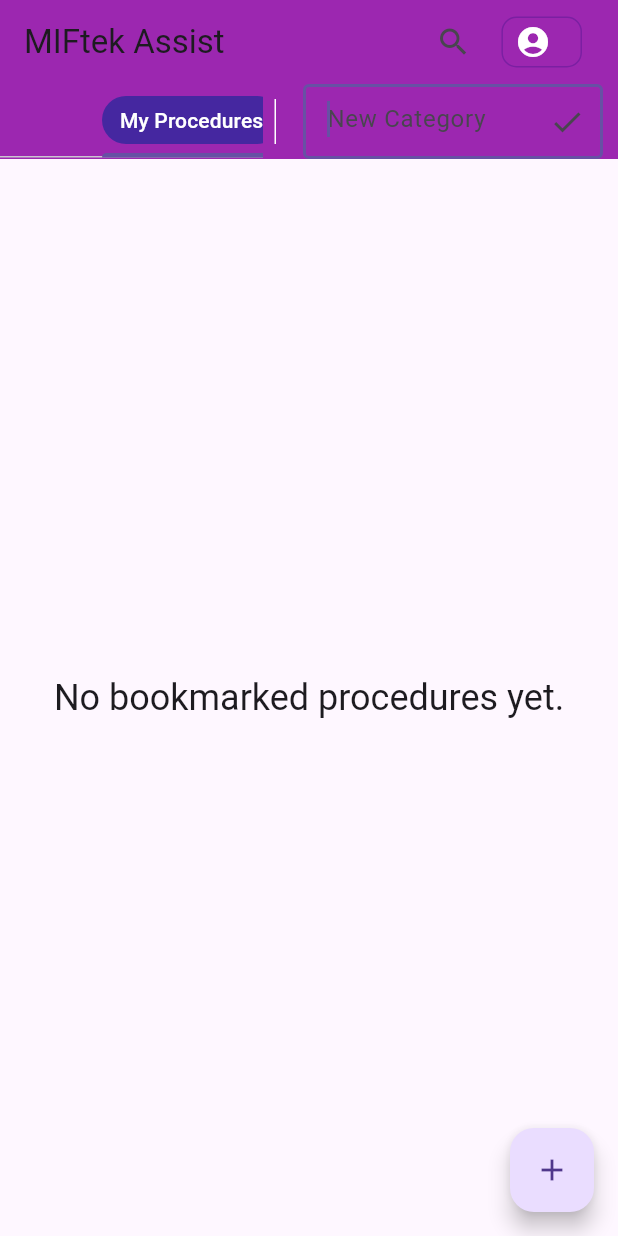
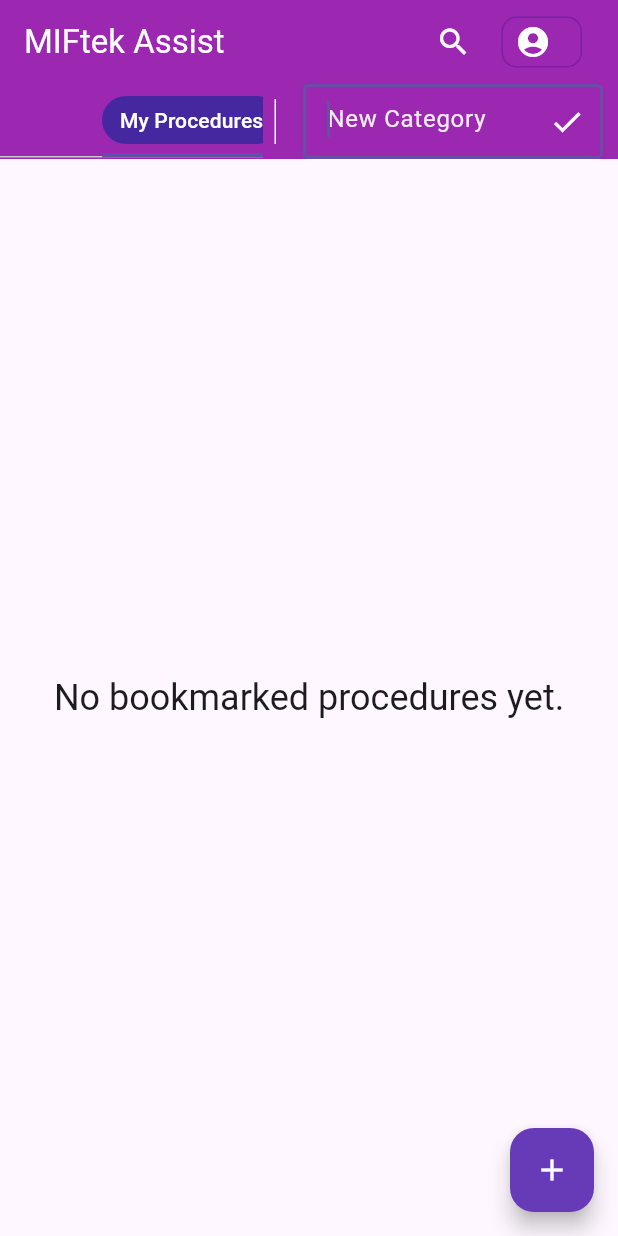
Before and after one commit to isheikh8492/MIFtek_Assist, a Flutter app: the MainPage screen opened directly, after a tap on the "add" icon, on a phone screen of 412 x 824 dp. Run offline on Flutter 3.47's test engine with Material 3 defaults, Android fonts, the phone set to English and light mode, and no system bars; our stand-ins replace cloud_firestore, firebase_auth, firebase_core, shared_preferences; accounts and stored records are empty.

Commit message:
UI color adjusted

```diff
--- a/lib/screens/main_page.dart
+++ b/lib/screens/main_page.dart
@@ -157,6 +157,9 @@
   Future<void> _addNewTopic(String title, String userId) async {
     String? topicId = await _firestoreService.addNewTopic(title, userId);
 
+    if (title == '') {
+      return;
+    }
     if (topicId != null) {
       setState(() {
         _topics.add(Topic(
@@ -268,12 +271,18 @@
 
     return Scaffold(
       appBar: AppBar(
-        title: const Text('MIFtek Assist'),
+        title: Text(
+          'MIFtek Assist',
+          style: TextStyle(
+            color: Colors.white,
+          ),
+        ),
         backgroundColor: Colors.purple,
         bottom: _buildTabBar(),
         actions: [
           IconButton(
             icon: const Icon(Icons.search),
+            color: Colors.white,
             onPressed: () {
               showSearch(
                 context: context,
@@ -304,7 +313,9 @@
                       const SizedBox(width: 8),
                       Text(
                         '${_loggedInFirstName!} ${_loggedInLastName!}',
-                        style: const TextStyle(color: Colors.white),
+                        style: TextStyle(
+                          color: Colors.white,
+                        ),
                       ),
                     ],
                   ),
@@ -369,8 +380,15 @@
         onPressed: () {
           _showAddProcedureDialog(context);
         },
-        child: const Icon(Icons.add),
+        backgroundColor: Theme.of(context).brightness == Brightness.dark
+            ? Colors.purple
+            : Colors.deepPurple,
+        child: Icon(
+          Icons.add,
+          color: Colors.white
+        ),
       ),
+
     );
   }
 
@@ -393,6 +411,7 @@
               if (_showScrollButtons)
                 IconButton(
                   icon: const Icon(Icons.chevron_left),
+                  color: Colors.white,
                   onPressed: () => _scrollTabBar(-200),
                 ),
               Expanded(
@@ -422,10 +441,13 @@
                                   color: Colors.deepPurple[800],
                                   borderRadius: BorderRadius.circular(20),
                                 ),
-                                child: const Text(
+                                child: Text(
                                   "My Procedures",
-                                  style: TextStyle(color: Colors.white),
+                                  style: TextStyle(
+                                    color: Colors.white
+                                  ),
                                 ),
+
                               ),
                             ),
                             ..._topics.map((topic) {
@@ -460,6 +482,7 @@
               if (_showScrollButtons)
                 IconButton(
                   icon: const Icon(Icons.chevron_right),
+                  color: Colors.white,
                   onPressed: () => _scrollTabBar(200),
                 ),
               Container(
@@ -473,6 +496,7 @@
                   padding: const EdgeInsets.only(right: 16),
                   child: IconButton(
                     icon: const Icon(Icons.add),
+                    color: Colors.white,
                     onPressed: () {
                       setState(() {
                         _isAddingCategory = true;
@@ -496,20 +520,28 @@
         controller: _categoryController,
         focusNode: _focusNode,
         autofocus: true,
-        style: const TextStyle(fontSize: 16),
+        style: TextStyle(
+          fontSize: 16,
+          color: Theme.of(context).brightness == Brightness.dark
+              ? Colors.white
+              : Colors.black,
+        ),
         decoration: InputDecoration(
           hintText: 'New Category',
+          hintStyle: TextStyle(
+            color: Colors.grey[200],
+          ),
           suffixIcon: IconButton(
-            icon: const Icon(Icons.check),
+            icon: Icon(
+              Icons.check,
+              color: Colors.white,
+            ),
             onPressed: () {
               _addNewTopic(_categoryController.text, _loggedInUserId);
             },
           ),
           border: const OutlineInputBorder(),
         ),
-        onSubmitted: (value) {
-          _addNewTopic(value, _loggedInUserId);
-        },
       ),
     );
   }
@@ -683,8 +715,21 @@
 
   void _showSnackbar(String message) {
     ScaffoldMessenger.of(context).showSnackBar(
-      SnackBar(content: Text(message)),
+      SnackBar(
+        content: Text(
+          message,
+          style: TextStyle(
+            color: Theme.of(context).brightness == Brightness.dark
+                ? Colors.black
+                : Colors.white,
+          ),
+        ),
+        backgroundColor: Theme.of(context).brightness == Brightness.dark
+            ? Colors.grey[300]
+            : Colors.black,
+      ),
     );
+
   }
 
   Widget _buildProceduresGrid(bool isDesktop, Topic topic) {
```
Also changed, not shown: lib/main.dart (+6 -1 lines), lib/screens/auth_screen.dart (+6 -1 lines), lib/widgets/procedure_card.dart (+9 -8 lines).
